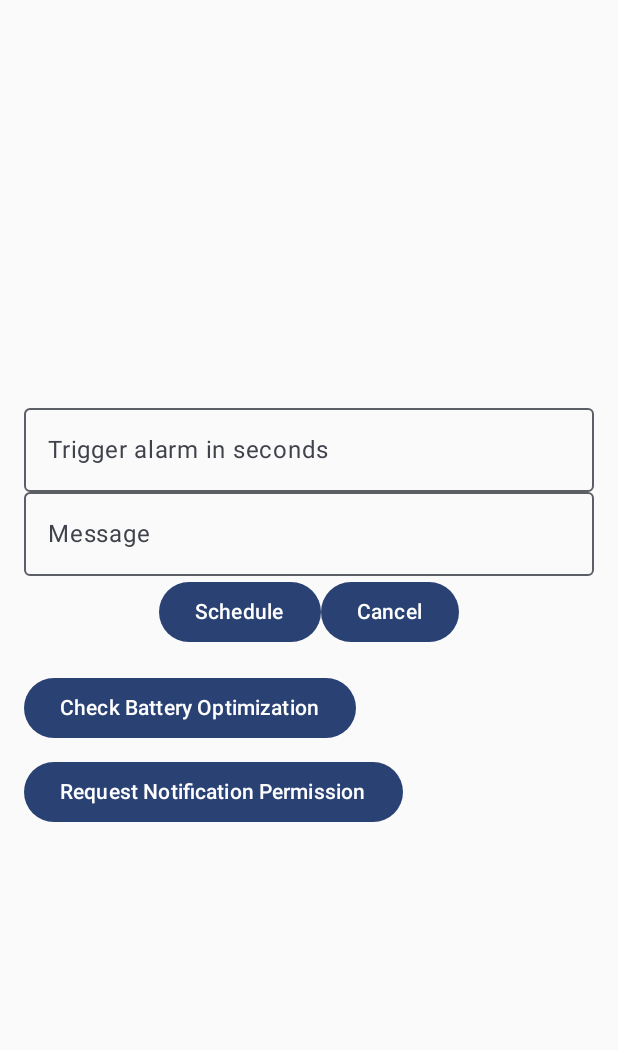
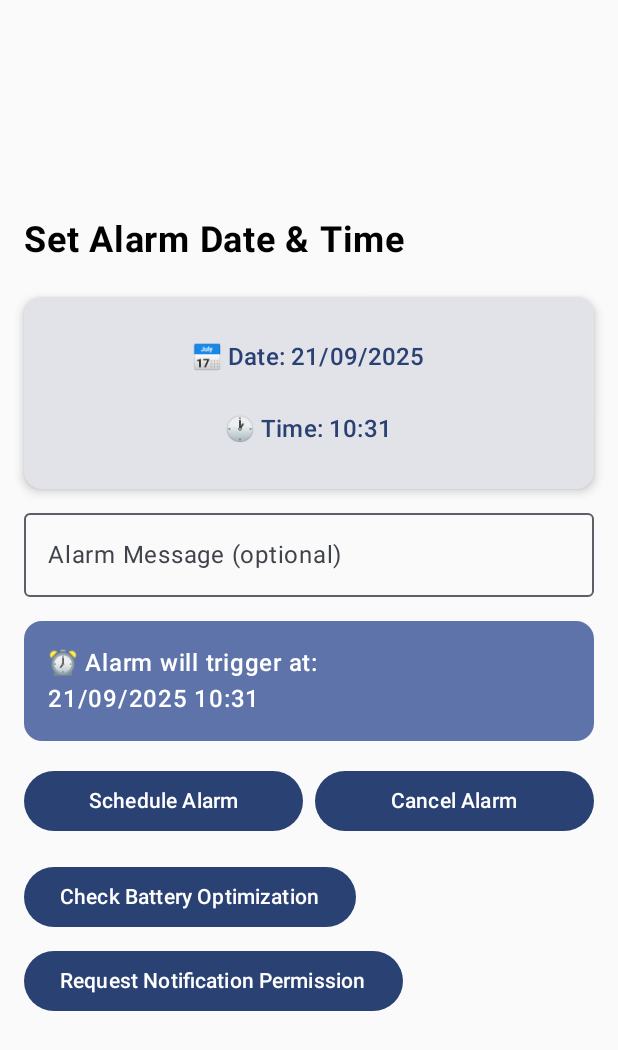
Before and after one commit to amirhusseinSSoori/simpleAlarmMnager, an Android app built with Jetpack Compose: the screen it shows after launch (MainActivity), on a phone screen of 412 x 824 dp. Shown: the top 1050 px of the screen. Run offline under Robolectric (Android 15) with nearby library versions, the phone set to English and light mode, and no system bars.

Commit message:
set hours and  minutes by dialog

```diff
--- a/app/src/main/java/com/amirhusseinsoori/simplealarmmnager/MainActivity.kt
+++ b/app/src/main/java/com/amirhusseinsoori/simplealarmmnager/MainActivity.kt
@@ -2,6 +2,8 @@ package com.amirhusseinsoori.simplealarmmnager
 
 import android.Manifest
 import android.app.AlarmManager
+import android.app.DatePickerDialog
+import android.app.TimePickerDialog
 import android.content.Intent
 import android.content.pm.PackageManager
 import android.net.Uri
@@ -23,23 +25,31 @@ import androidx.compose.foundation.layout.fillMaxSize
 import androidx.compose.foundation.layout.fillMaxWidth
 import androidx.compose.foundation.layout.padding
 import androidx.compose.material3.Button
+import androidx.compose.material3.Card
+import androidx.compose.material3.CardDefaults
 import androidx.compose.material3.OutlinedTextField
 import androidx.compose.material3.Scaffold
 import androidx.compose.material3.Text
+import androidx.compose.material3.TextButton
 import androidx.compose.runtime.Composable
 import androidx.compose.runtime.getValue
 import androidx.compose.runtime.mutableStateOf
 import androidx.compose.runtime.remember
 import androidx.compose.runtime.setValue
 import androidx.compose.ui.Modifier
+import androidx.compose.ui.platform.LocalContext
+import androidx.compose.ui.text.font.FontWeight
 import androidx.compose.ui.tooling.preview.Preview
 import androidx.compose.ui.unit.dp
+import androidx.compose.ui.unit.sp
 import androidx.core.app.ActivityCompat
 import androidx.core.content.ContextCompat
 import com.amirhusseinsoori.simplealarmmnager.alarm.AlarmItem
 import com.amirhusseinsoori.simplealarmmnager.alarm.AndroidAlarmScheduler
 import com.amirhusseinsoori.simplealarmmnager.ui.theme.SimpleAlarmMnagerTheme
 import java.time.LocalDateTime
+import java.time.format.DateTimeFormatter
+import java.util.Calendar
 
 class MainActivity : ComponentActivity() {
     companion object {
@@ -64,7 +74,7 @@ class MainActivity : ComponentActivity() {
         checkBatteryOptimization()
 
         setContent {
-            var secondsText by remember { mutableStateOf("") }
+            var selectedDateTime by remember { mutableStateOf(LocalDateTime.now().plusMinutes(1)) }
             var message by remember { mutableStateOf("") }
 
             SimpleAlarmMnagerTheme {
@@ -72,40 +82,104 @@ class MainActivity : ComponentActivity() {
                     modifier = Modifier.fillMaxSize().padding(16.dp),
                     verticalArrangement = Arrangement.Center
                 ) {
-                    OutlinedTextField(
-                        value = secondsText,
-                        onValueChange = { secondsText = it },
-                        modifier = Modifier.fillMaxWidth(),
-                        placeholder = { Text(text = "Trigger alarm in seconds") }
+                    Text(
+                        text = "Set Alarm Date & Time",
+                        fontSize = 24.sp,
+                        fontWeight = FontWeight.Bold,
+                        modifier = Modifier.padding(bottom = 24.dp)
                     )
+
+                    Card(
+                        modifier = Modifier.fillMaxWidth().padding(bottom = 16.dp),
+                        elevation = CardDefaults.cardElevation(defaultElevation = 4.dp)
+                    ) {
+                        Column(
+                            modifier = Modifier.padding(16.dp)
+                        ) {
+                            // Date Selection
+                            TextButton(
+                                onClick = { showDatePicker(selectedDateTime) { newDate ->
+                                    selectedDateTime = selectedDateTime.withYear(newDate.year)
+                                        .withMonth(newDate.monthValue)
+                                        .withDayOfMonth(newDate.dayOfMonth)
+                                } },
+                                modifier = Modifier.fillMaxWidth()
+                            ) {
+                                Text(
+                                    text = "📅 Date: ${selectedDateTime.format(DateTimeFormatter.ofPattern("dd/MM/yyyy"))}",
+                                    fontSize = 16.sp
+                                )
+                            }
+
+                            // Time Selection
+                            TextButton(
+                                onClick = { showTimePicker(selectedDateTime) { newTime ->
+                                    selectedDateTime = selectedDateTime.withHour(newTime.hour)
+                                        .withMinute(newTime.minute)
+                                        .withSecond(0)
+                                } },
+                                modifier = Modifier.fillMaxWidth()
+                            ) {
+                                Text(
+                                    text = "🕐 Time: ${selectedDateTime.format(DateTimeFormatter.ofPattern("HH:mm"))}",
+                                    fontSize = 16.sp
+                                )
+                            }
+                        }
+                    }
+
+                    // Message Input
                     OutlinedTextField(
                         value = message,
                         onValueChange = { message = it },
-                        modifier = Modifier.fillMaxWidth(),
-                        placeholder = { Text(text = "Message") }
+                        modifier = Modifier.fillMaxWidth().padding(bottom = 16.dp),
+                        placeholder = { Text(text = "Alarm Message (optional)") }
                     )
+
+                    // Current selected date/time display
+                    Card(
+                        modifier = Modifier.fillMaxWidth().padding(bottom = 16.dp),
+                        colors = CardDefaults.cardColors(containerColor = androidx.compose.material3.MaterialTheme.colorScheme.primaryContainer)
+                    ) {
+                        Text(
+                            text = "⏰ Alarm will trigger at:\n${selectedDateTime.format(DateTimeFormatter.ofPattern("dd/MM/yyyy HH:mm"))}",
+                            modifier = Modifier.padding(16.dp),
+                            fontSize = 16.sp,
+                            fontWeight = FontWeight.Medium
+                        )
+                    }
+
                     Row(
                         modifier = Modifier.fillMaxWidth(),
-                        horizontalArrangement = Arrangement.Center
+                        horizontalArrangement = Arrangement.spacedBy(8.dp)
                     ) {
-                        Button(onClick = {
+                        Button(
+                            onClick = {
                                 try {
+                                    // Check if selected time is in the future
+                                    if (selectedDateTime.isBefore(LocalDateTime.now())) {
+                                        Toast.makeText(this@MainActivity, "Please select a future date and time", Toast.LENGTH_LONG).show()
+                                        return@Button
+                                    }
+
                                     alarmItem = AlarmItem(
-                                    time = LocalDateTime.now().plusSeconds(secondsText.toLong()),
-                                    message = message
+                                        time = selectedDateTime,
+                                        message = message.ifEmpty { "Alarm!" }
                                     )
                                     alarmItem?.let(scheduler::schedule)
-                                secondsText = ""
                                     message = ""
-                                Toast.makeText(this@MainActivity, "Alarm scheduled!", Toast.LENGTH_SHORT).show()
+                                    Toast.makeText(this@MainActivity, "Alarm scheduled for ${selectedDateTime.format(DateTimeFormatter.ofPattern("dd/MM/yyyy HH:mm"))}!", Toast.LENGTH_LONG).show()
                                 } catch (e: Exception) {
                                     Log.e(TAG, "Error scheduling alarm: ${e.message}")
                                     Toast.makeText(this@MainActivity, "Error: ${e.message}", Toast.LENGTH_LONG).show()
                                 }
-                        }) {
-                            Text(text = "Schedule")
+                            },
+                            modifier = Modifier.weight(1f)
+                        ) {
+                            Text(text = "Schedule Alarm")
                         }
-                        Button(onClick = {
+                        Button(
+                            onClick = {
                                 try {
                                     alarmItem?.let(scheduler::cancel)
                                     alarmItem = null
@@ -114,10 +188,13 @@ class MainActivity : ComponentActivity() {
                                     Log.e(TAG, "Error cancelling alarm: ${e.message}")
                                     Toast.makeText(this@MainActivity, "Error: ${e.message}", Toast.LENGTH_LONG).show()
                                 }
-                        }) {
-                            Text(text = "Cancel")
+                            },
+                            modifier = Modifier.weight(1f)
+                        ) {
+                            Text(text = "Cancel Alarm")
                         }
                     }
+
                     Button(
                         onClick = { checkBatteryOptimization() },
                         modifier = Modifier.padding(top = 16.dp)
@@ -133,6 +210,44 @@ class MainActivity : ComponentActivity() {
                 }
             }
         }
+    }
+
+    private fun showDatePicker(currentDateTime: LocalDateTime, onDateSelected: (LocalDateTime) -> Unit) {
+        val calendar = Calendar.getInstance()
+        calendar.set(currentDateTime.year, currentDateTime.monthValue - 1, currentDateTime.dayOfMonth)
+
+        val datePickerDialog = DatePickerDialog(
+            this,
+            { _, year, month, dayOfMonth ->
+                val selectedDate = LocalDateTime.of(year, month + 1, dayOfMonth, 0, 0)
+                onDateSelected(selectedDate)
+            },
+            calendar.get(Calendar.YEAR),
+            calendar.get(Calendar.MONTH),
+            calendar.get(Calendar.DAY_OF_MONTH)
+        )
+
+        // Set minimum date to today
+        datePickerDialog.datePicker.minDate = System.currentTimeMillis()
+        datePickerDialog.show()
+    }
+
+    private fun showTimePicker(currentDateTime: LocalDateTime, onTimeSelected: (LocalDateTime) -> Unit) {
+        val calendar = Calendar.getInstance()
+        calendar.set(Calendar.HOUR_OF_DAY, currentDateTime.hour)
+        calendar.set(Calendar.MINUTE, currentDateTime.minute)
+
+        val timePickerDialog = TimePickerDialog(
+            this,
+            { _, hourOfDay, minute ->
+                val selectedTime = LocalDateTime.of(2000, 1, 1, hourOfDay, minute)
+                onTimeSelected(selectedTime)
+            },
+            calendar.get(Calendar.HOUR_OF_DAY),
+            calendar.get(Calendar.MINUTE),
+            true // 24-hour format
+        )
+        timePickerDialog.show()
     }
 
     private fun requestPermissions() {
```
Lines whose indentation alone changed are shown as unchanged.
